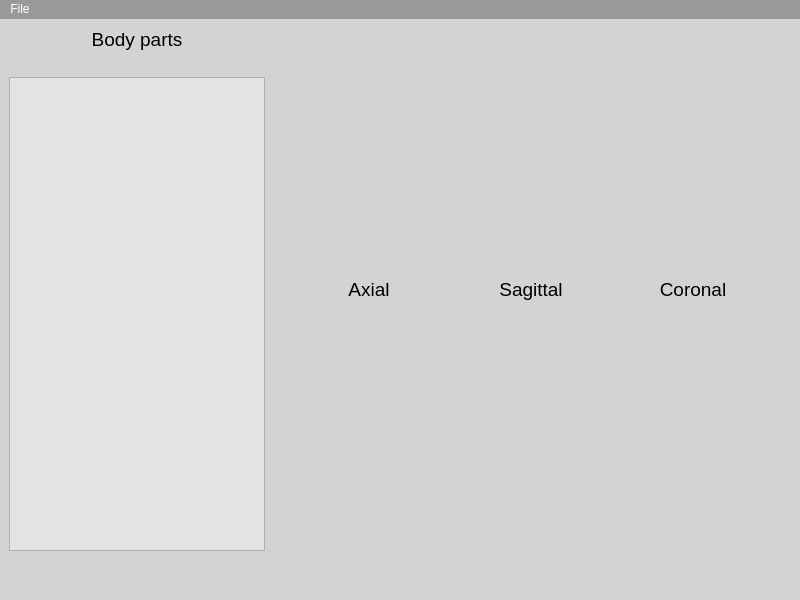
This is silly.ui in DarenskyRoman/DICOMViewer as Qt 5 draws it before an edit. The edited form follows.
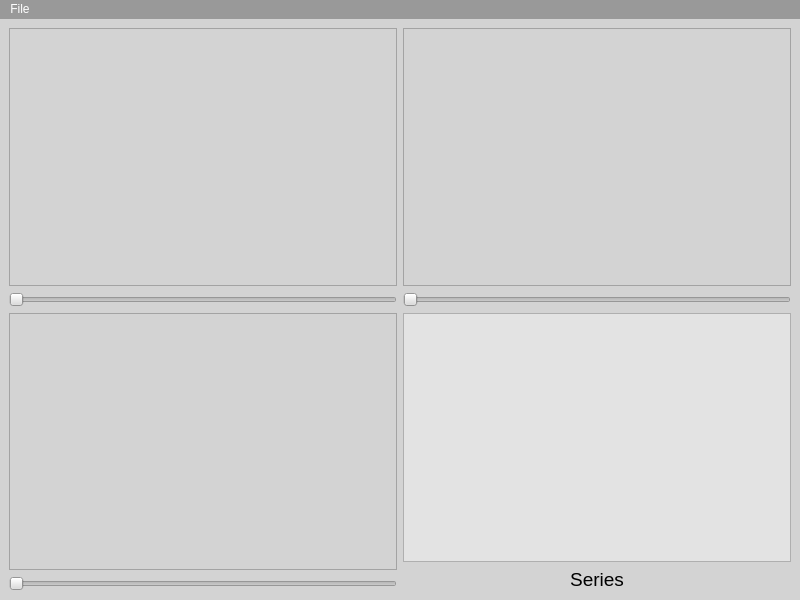
This is the edited form.

What changed in the file:
```diff
--- a/silly.ui
+++ b/silly.ui
@@ -28,238 +28,54 @@
     <string notr="true">background-color: rgb(211, 211, 211);</string>
    </property>
    <layout class="QGridLayout" name="gridLayout">
-    <item row="0" column="1">
-     <spacer name="horizontalSpacer">
-      <property name="orientation">
-       <enum>Qt::Horizontal</enum>
-      </property>
-      <property name="sizeType">
-       <enum>QSizePolicy::Fixed</enum>
-      </property>
-      <property name="sizeHint" stdset="0">
-       <size>
-        <width>40</width>
-        <height>20</height>
-       </size>
-      </property>
-     </spacer>
-    </item>
-    <item row="0" column="3">
-     <spacer name="horizontalSpacer_2">
-      <property name="orientation">
-       <enum>Qt::Horizontal</enum>
-      </property>
-      <property name="sizeType">
-       <enum>QSizePolicy::Fixed</enum>
-      </property>
-      <property name="sizeHint" stdset="0">
-       <size>
-        <width>40</width>
-        <height>20</height>
-       </size>
-      </property>
-     </spacer>
-    </item>
-    <item row="0" column="5">
-     <spacer name="horizontalSpacer_3">
-      <property name="orientation">
-       <enum>Qt::Horizontal</enum>
-      </property>
-      <property name="sizeType">
-       <enum>QSizePolicy::Fixed</enum>
-      </property>
-      <property name="sizeHint" stdset="0">
-       <size>
-        <width>40</width>
-        <height>20</height>
-       </size>
-      </property>
-     </spacer>
-    </item>
-    <item row="0" column="4">
-     <layout class="QVBoxLayout" name="sagittalLayout">
-      <item>
-       <widget class="QLabel" name="label_3">
-        <property name="sizePolicy">
-         <sizepolicy hsizetype="Minimum" vsizetype="Fixed">
-          <horstretch>0</horstretch>
-          <verstretch>0</verstretch>
-         </sizepolicy>
-        </property>
-        <property name="font">
-         <font>
-          <pointsize>14</pointsize>
-         </font>
-        </property>
-        <property name="styleSheet">
-         <string notr="true">color: rgb(0, 0, 0);</string>
-        </property>
-        <property name="text">
-         <string>Sagittal</string>
-        </property>
-        <property name="alignment">
-         <set>Qt::AlignCenter</set>
-        </property>
-       </widget>
-      </item>
-      <item>
-       <spacer name="verticalSpacer_3">
-        <property name="orientation">
-         <enum>Qt::Vertical</enum>
-        </property>
-        <property name="sizeType">
-         <enum>QSizePolicy::Fixed</enum>
-        </property>
-        <property name="sizeHint" stdset="0">
-         <size>
-          <width>20</width>
-          <height>40</height>
-         </size>
-        </property>
-       </spacer>
-      </item>
-     </layout>
-    </item>
-    <item row="0" column="6">
+    <item row="1" column="0">
      <layout class="QVBoxLayout" name="coronalLayout">
       <item>
-       <widget class="QLabel" name="label_4">
-        <property name="sizePolicy">
-         <sizepolicy hsizetype="Minimum" vsizetype="Fixed">
-          <horstretch>0</horstretch>
-          <verstretch>0</verstretch>
-         </sizepolicy>
-        </property>
-        <property name="font">
-         <font>
-          <pointsize>14</pointsize>
-         </font>
-        </property>
-        <property name="styleSheet">
-         <string notr="true">color: rgb(0, 0, 0);</string>
-        </property>
-        <property name="text">
-         <string>Coronal</string>
-        </property>
-        <property name="alignment">
-         <set>Qt::AlignCenter</set>
-        </property>
-       </widget>
+       <widget class="QGraphicsView" name="coronalGraphicsView"/>
       </item>
       <item>
-       <spacer name="verticalSpacer_4">
+       <widget class="QSlider" name="coronalSlider">
         <property name="orientation">
-         <enum>Qt::Vertical</enum>
+         <enum>Qt::Horizontal</enum>
         </property>
-        <property name="sizeType">
-         <enum>QSizePolicy::Fixed</enum>
-        </property>
-        <property name="sizeHint" stdset="0">
-         <size>
-          <width>20</width>
-          <height>40</height>
-         </size>
-        </property>
-       </spacer>
+       </widget>
       </item>
      </layout>
     </item>
-    <item row="0" column="2">
+    <item row="3" column="0">
      <layout class="QVBoxLayout" name="axialLayout">
       <item>
-       <widget class="QLabel" name="label_2">
-        <property name="sizePolicy">
-         <sizepolicy hsizetype="Minimum" vsizetype="Fixed">
-          <horstretch>0</horstretch>
-          <verstretch>0</verstretch>
-         </sizepolicy>
-        </property>
-        <property name="font">
-         <font>
-          <pointsize>14</pointsize>
-         </font>
-        </property>
-        <property name="styleSheet">
-         <string notr="true">color: rgb(0, 0, 0);</string>
-        </property>
-        <property name="text">
-         <string>Axial</string>
-        </property>
-        <property name="alignment">
-         <set>Qt::AlignCenter</set>
-        </property>
-       </widget>
+       <widget class="QGraphicsView" name="axialGraphicsView"/>
       </item>
       <item>
-       <spacer name="verticalSpacer_2">
+       <widget class="QSlider" name="axialSlider">
         <property name="orientation">
-         <enum>Qt::Vertical</enum>
+         <enum>Qt::Horizontal</enum>
         </property>
-        <property name="sizeType">
-         <enum>QSizePolicy::Fixed</enum>
-        </property>
-        <property name="sizeHint" stdset="0">
-         <size>
-          <width>20</width>
-          <height>40</height>
-         </size>
-        </property>
-       </spacer>
+       </widget>
       </item>
      </layout>
     </item>
-    <item row="0" column="0">
-     <layout class="QVBoxLayout" name="bodPartsLayout">
+    <item row="1" column="1">
+     <layout class="QVBoxLayout" name="sagittalLayout">
       <item>
-       <widget class="QLabel" name="label">
-        <property name="sizePolicy">
-         <sizepolicy hsizetype="Minimum" vsizetype="Minimum">
-          <horstretch>0</horstretch>
-          <verstretch>0</verstretch>
-         </sizepolicy>
-        </property>
-        <property name="minimumSize">
-         <size>
-          <width>0</width>
-          <height>0</height>
-         </size>
-        </property>
-        <property name="font">
-         <font>
-          <pointsize>14</pointsize>
-         </font>
-        </property>
-        <property name="styleSheet">
-         <string notr="true">color: rgb(0, 0, 0);</string>
-        </property>
-        <property name="text">
-         <string>Body parts</string>
-        </property>
-        <property name="alignment">
-         <set>Qt::AlignCenter</set>
-        </property>
-       </widget>
+       <widget class="QGraphicsView" name="sagittalGraphicsView"/>
       </item>
       <item>
-       <spacer name="verticalSpacer">
+       <widget class="QSlider" name="sagittalSlider">
         <property name="orientation">
-         <enum>Qt::Vertical</enum>
+         <enum>Qt::Horizontal</enum>
         </property>
-        <property name="sizeType">
-         <enum>QSizePolicy::Fixed</enum>
-        </property>
-        <property name="sizeHint" stdset="0">
-         <size>
-          <width>20</width>
-          <height>20</height>
-         </size>
-        </property>
-       </spacer>
+       </widget>
       </item>
+     </layout>
+    </item>
+    <item row="3" column="1">
+     <layout class="QVBoxLayout" name="verticalLayout">
       <item>
-       <widget class="QListWidget" name="bodyPartsList">
+       <widget class="QListWidget" name="seriesList">
         <property name="sizePolicy">
-         <sizepolicy hsizetype="Fixed" vsizetype="Expanding">
+         <sizepolicy hsizetype="Expanding" vsizetype="Expanding">
           <horstretch>0</horstretch>
           <verstretch>0</verstretch>
          </sizepolicy>
@@ -277,39 +93,37 @@
        </widget>
       </item>
       <item>
-       <spacer name="verticalSpacer_5">
-        <property name="orientation">
-         <enum>Qt::Vertical</enum>
+       <widget class="QLabel" name="label">
+        <property name="sizePolicy">
+         <sizepolicy hsizetype="Minimum" vsizetype="Minimum">
+          <horstretch>0</horstretch>
+          <verstretch>0</verstretch>
+         </sizepolicy>
         </property>
-        <property name="sizeType">
-         <enum>QSizePolicy::Fixed</enum>
-        </property>
-        <property name="sizeHint" stdset="0">
+        <property name="minimumSize">
          <size>
-          <width>20</width>
-          <height>40</height>
+          <width>0</width>
+          <height>0</height>
          </size>
         </property>
-       </spacer>
+        <property name="font">
+         <font>
+          <pointsize>14</pointsize>
+         </font>
+        </property>
+        <property name="styleSheet">
+         <string notr="true">color: rgb(0, 0, 0);</string>
+        </property>
+        <property name="text">
+         <string>Series</string>
+        </property>
+        <property name="alignment">
+         <set>Qt::AlignCenter</set>
+        </property>
+       </widget>
       </item>
      </layout>
     </item>
-    <item row="0" column="7">
-     <spacer name="horizontalSpacer_4">
-      <property name="orientation">
-       <enum>Qt::Horizontal</enum>
-      </property>
-      <property name="sizeType">
-       <enum>QSizePolicy::Fixed</enum>
-      </property>
-      <property name="sizeHint" stdset="0">
-       <size>
-        <width>40</width>
-        <height>20</height>
-       </size>
-      </property>
-     </spacer>
-    </item>
    </layout>
   </widget>
   <widget class="QMenuBar" name="menubar">
```
